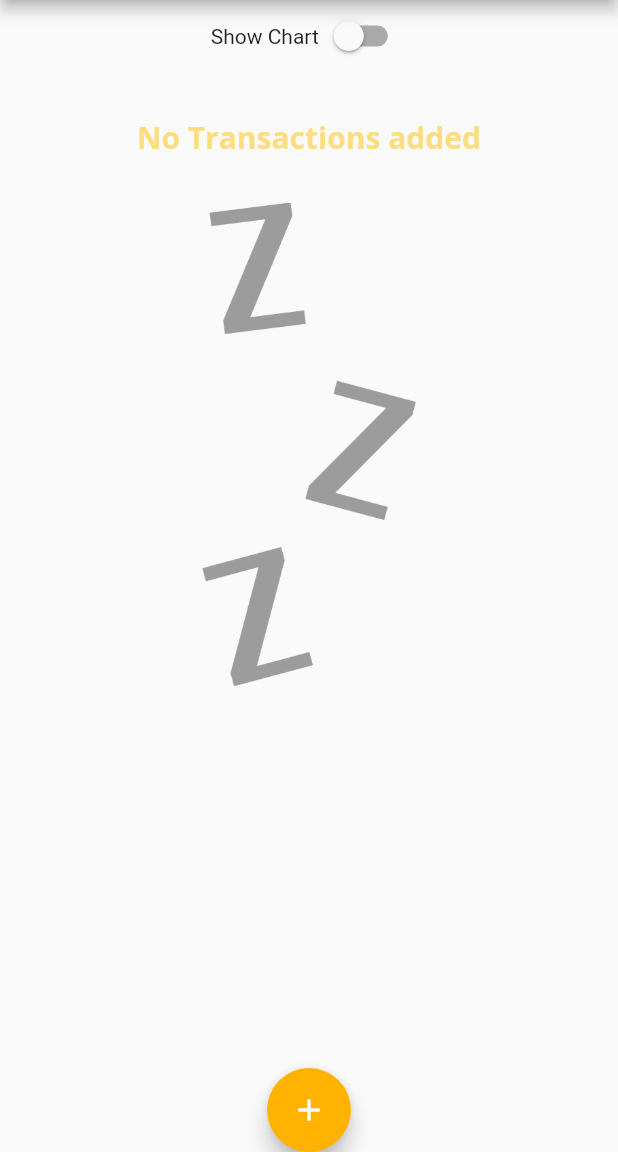
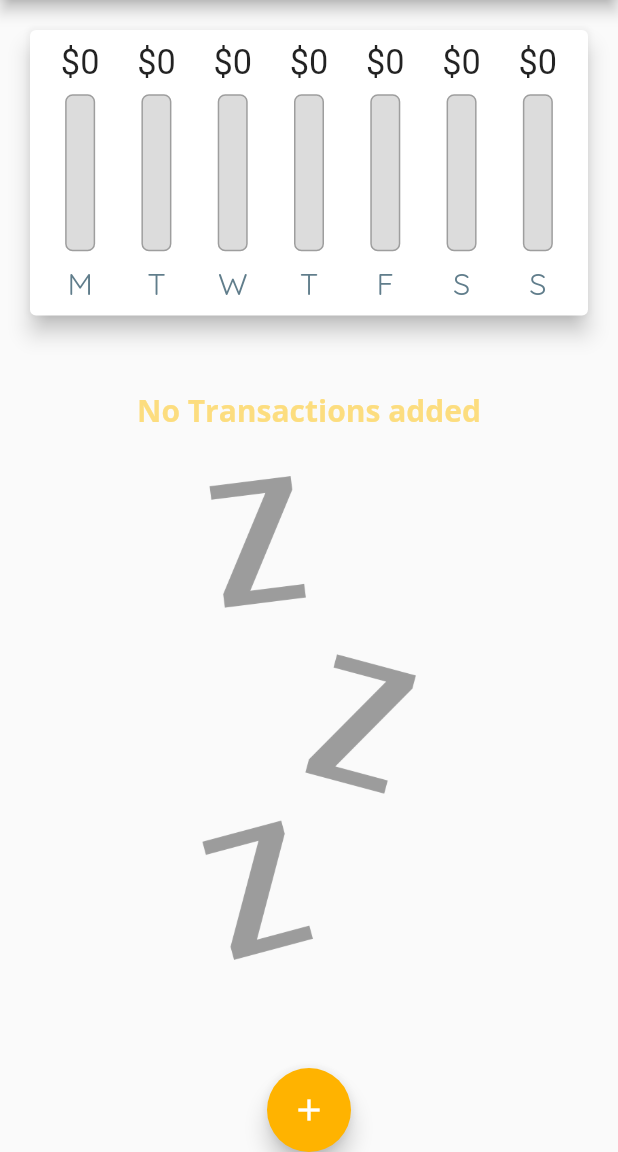
Before and after one commit to carlstep/max_expense_app_3, a Flutter app: the screen it shows after launch, on a phone screen of 412 x 824 dp, the part 84-1236 px from its top. Run offline on Flutter 3.47's test engine with Material 2 defaults, Android fonts, the light colour scheme and no system bars.

Commit message:
127 diff widgets by device orientation

```diff
--- a/lib/main.dart
+++ b/lib/main.dart
@@ -143,6 +143,8 @@
 
   @override
   Widget build(BuildContext context) {
+    final isLandscape =
+        MediaQuery.of(context).orientation == Orientation.landscape;
     final appBar = AppBar(
       title: const Text(
         'Personal Expenses',
@@ -157,6 +159,13 @@
         ),
       ],
     );
+    final txListWidget = Container(
+      height: (MediaQuery.of(context).size.height -
+              appBar.preferredSize.height -
+              MediaQuery.of(context).padding.top) *
+          0.7,
+      child: TransactionList(_userTransactions, _deleteTransaction),
+    );
     return Scaffold(
       appBar: appBar,
       body: SingleChildScrollView(
@@ -164,6 +173,7 @@
           //mainAxisAlignment: MainAxisAlignment.start,
           crossAxisAlignment: CrossAxisAlignment.stretch,
           children: [
+            if (isLandscape)
               Row(
                 mainAxisAlignment: MainAxisAlignment.center,
                 children: [
@@ -177,6 +187,16 @@
                       }),
                 ],
               ),
+            if (!isLandscape)
+              Container(
+                height: (MediaQuery.of(context).size.height -
+                        appBar.preferredSize.height -
+                        MediaQuery.of(context).padding.top) *
+                    .3,
+                child: Chart(_recentTransactions),
+              ),
+            if (!isLandscape) txListWidget,
+            if (isLandscape)
               _showChart
                   ? Container(
                       height: (MediaQuery.of(context).size.height -
@@ -185,14 +205,7 @@
                           .7,
                       child: Chart(_recentTransactions),
                     )
-                : Container(
-                    height: (MediaQuery.of(context).size.height -
-                            appBar.preferredSize.height -
-                            MediaQuery.of(context).padding.top) *
-                        0.7,
-                    child:
-                        TransactionList(_userTransactions, _deleteTransaction),
-                  ),
+                  : txListWidget
           ],
         ),
       ),
```
Lines whose indentation alone changed are shown as unchanged.
